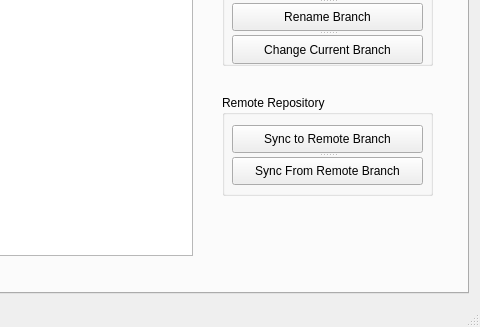
Above: mainwindow.ui from jgm/gitit before the change; both pictures show x 331 to 811 and y 221 to 548 of the 811 by 548 pixel window. Below: the same form after it.
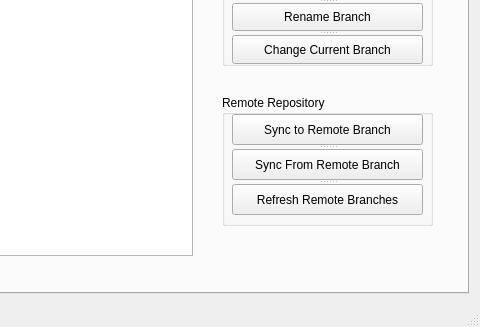
That is the form after the change. The open tabs and pages were chosen to show the change. Icons and pictures are not drawn.

Commit message: wired remote buttons better

The edit to the form file:
```diff
--- a/mainwindow.ui
+++ b/mainwindow.ui
@@ -300,7 +300,7 @@
             <x>540</x>
             <y>260</y>
             <width>211</width>
-            <height>101</height>
+            <height>131</height>
            </rect>
           </property>
           <property name="title">
@@ -310,9 +310,9 @@
            <property name="geometry">
             <rect>
              <x>10</x>
-             <y>30</y>
+             <y>19</y>
              <width>191</width>
-             <height>60</height>
+             <height>101</height>
             </rect>
            </property>
            <property name="orientation">
@@ -328,6 +328,11 @@
              <string>Sync From Remote Branch</string>
             </property>
            </widget>
+           <widget class="QPushButton" name="pushButton">
+            <property name="text">
+             <string>Refresh Remote Branches</string>
+            </property>
+           </widget>
           </widget>
          </widget>
          <widget class="QPlainTextEdit" name="gitLogTextEdit">
```
The commit also changes 2 other files.
